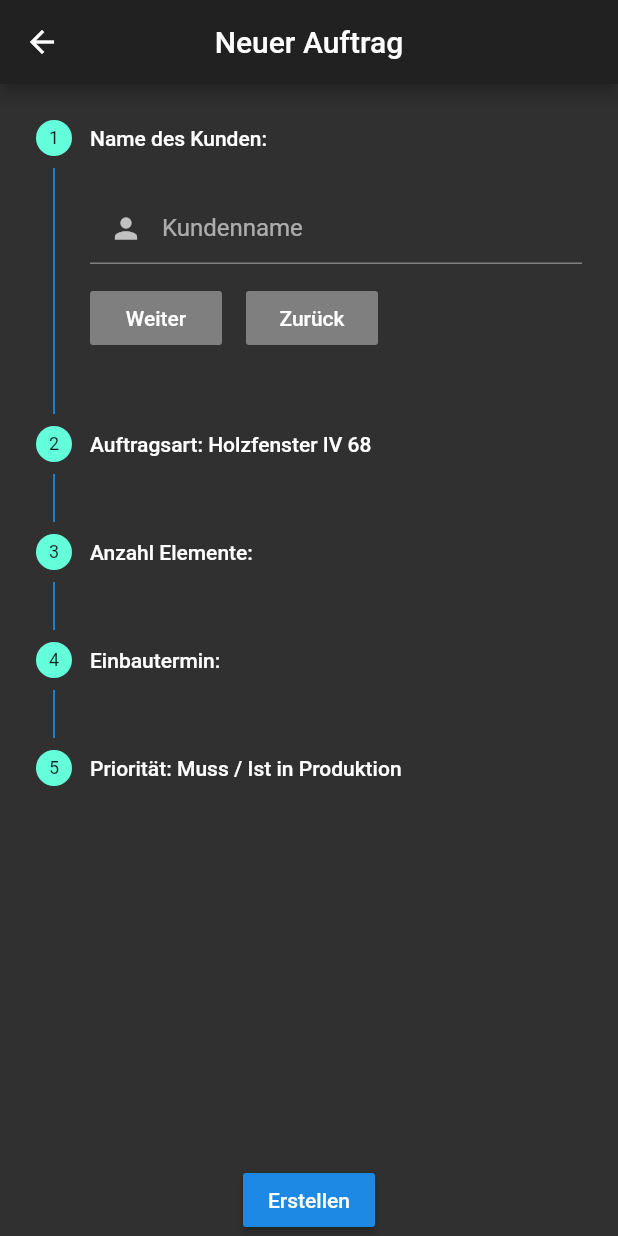
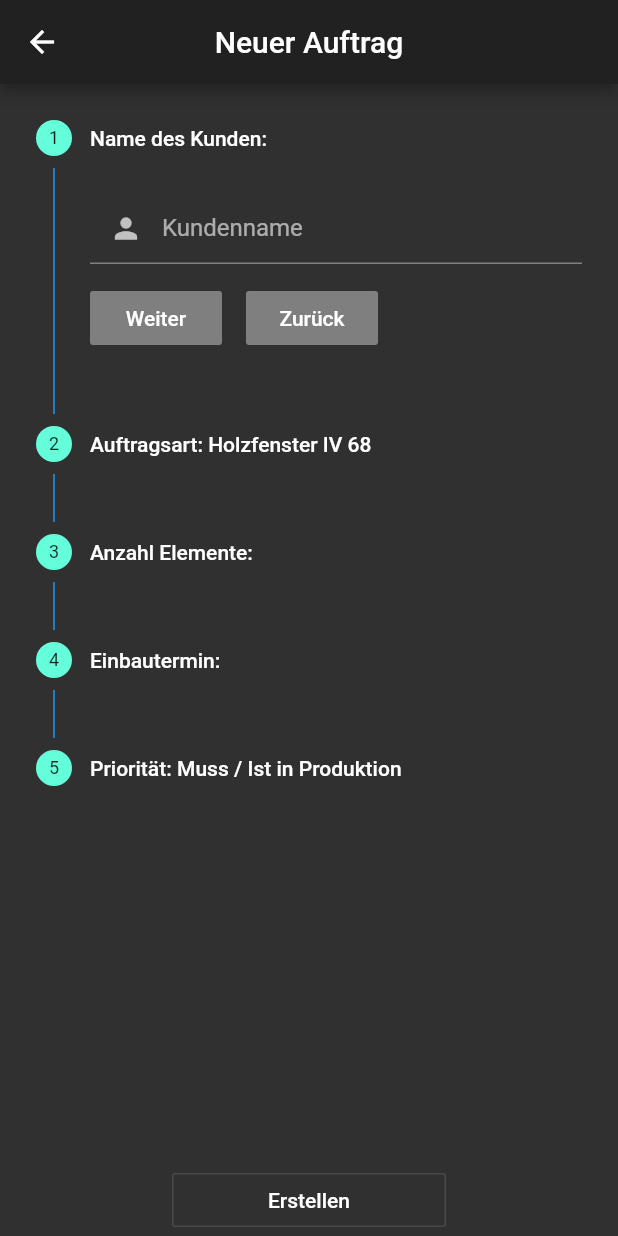
Before and after one commit to Marcel-Geirhos/buehlmaier_app, a Flutter app: the NewAssignmentPage screen opened directly, after a tap on "Erstellen", on a phone screen of 412 x 824 dp. Run offline on Flutter 3.47's test engine with Material 2 defaults, Android fonts, the phone set to English and light mode, and no system bars; our stand-ins replace cloud_firestore, progress_dialog, table_calendar; accounts and stored records are empty.

Commit message:
Neuer Auftrag erfassen
- Neuer Auftrag wird in der Cloud Firestore angelegt nachdem auf Erstellen Button geklickt wird.

```diff
--- a/lib/userInterface/newAssignmentPage.dart
+++ b/lib/userInterface/newAssignmentPage.dart
@@ -1,5 +1,7 @@
 import 'package:flutter/material.dart';
 import 'package:table_calendar/table_calendar.dart';
+import 'package:cloud_firestore/cloud_firestore.dart';
+import 'package:progress_dialog/progress_dialog.dart';
 
 class NewAssignmentPage extends StatefulWidget {
   @override
@@ -7,11 +9,11 @@ class NewAssignmentPage extends StatefulWidget {
 }
 
 class _NewAssignmentPageState extends State<NewAssignmentPage> {
-  String _date;
   int currentStep = 0;
   bool complete = false;
   String _currentOrderType;
   String _currentPrio;
+  String _date;
   StepperType stepperType = StepperType.horizontal;
   TextEditingController _consumerName = TextEditingController();
   TextEditingController _numberOfElements = TextEditingController();
@@ -31,6 +33,7 @@ class _NewAssignmentPageState extends State<NewAssignmentPage> {
     'Sonstiges'
   ];
   List<String> _prio = ['Muss / Ist in Produktion', 'Kann produziert werden', 'Warten auf Produktionsfreigabe'];
+  ProgressDialog _progressDialog;
 
   @override
   void initState() {
@@ -40,6 +43,8 @@ class _NewAssignmentPageState extends State<NewAssignmentPage> {
     _dropdownMenuPrio = getDropdownMenuItemsForPrio();
     _currentPrio = _dropdownMenuPrio[0].value;
     _calendarController = CalendarController();
+    _progressDialog = ProgressDialog(context);
+    _progressDialog.style(message: 'Neuer Auftrag wird erstellt...');
   }
 
   @override
@@ -93,8 +98,9 @@ class _NewAssignmentPageState extends State<NewAssignmentPage> {
               onStepTapped: (step) => goTo(step),
             ),
           ),
-          RaisedButton(
-            onPressed: () => {},
+          OutlineButton(
+            padding: EdgeInsets.symmetric(horizontal: 64.0),
+            onPressed: createNewAssignment,
             child: Text('Erstellen'),
           ),
         ],
@@ -301,4 +307,18 @@ class _NewAssignmentPageState extends State<NewAssignmentPage> {
         return '';
     }
   }
+
+  // TODO Funktion optimieren
+  void createNewAssignment() async {
+    _progressDialog.show();
+    await Firestore.instance.collection('assignments').document().setData({
+      'Anzahl': _numberOfElements.text.toString(),
+      'Art': _currentOrderType,
+      'Einbautermin': _date,
+      'Name': _consumerName.text.toString(),
+      'Prio': _currentPrio,
+      'Eingang': DateTime.now(),
+    });
+    _progressDialog.hide();
+  }
 }
--- a/pubspec.yaml
+++ b/pubspec.yaml
@@ -30,6 +30,7 @@ dependencies:
   cupertino_icons: ^0.1.3
   cloud_firestore: ^0.13.5
   table_calendar: ^2.2.3
+  progress_dialog: ^1.2.0
 
 dev_dependencies:
   flutter_test:
```
Also changed, not shown: pubspec.lock.
